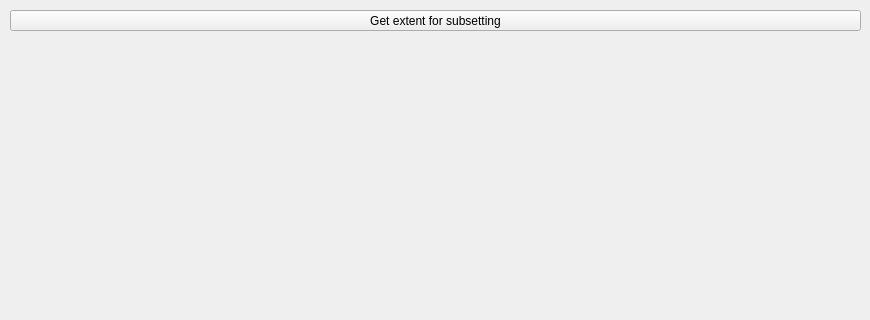
Qt form TATSSI/UI/plot_time_series_generator.ui (GerardoLopez/TATSSI) before a commit; both pictures show x 0 to 870 and y 0 to 320 of the 870 by 970 pixel window.
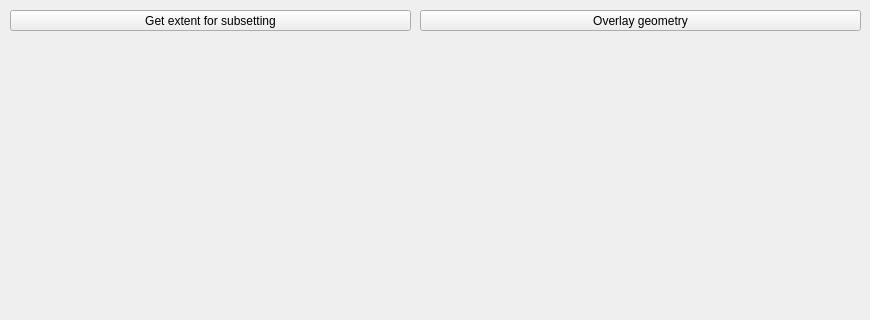
The same form after that commit.

Commit message: TS generator allows to overlay a geometry in the data native spatial reference system

What changed in the file:
```diff
--- a/TATSSI/UI/plot_time_series_generator.ui
+++ b/TATSSI/UI/plot_time_series_generator.ui
@@ -22,7 +22,7 @@
      <rect>
       <x>10</x>
       <y>10</y>
-      <width>851</width>
+      <width>401</width>
       <height>21</height>
      </rect>
     </property>
@@ -30,6 +30,19 @@
      <string>Get extent for subsetting</string>
     </property>
    </widget>
+   <widget class="QPushButton" name="pbOverlay">
+    <property name="geometry">
+     <rect>
+      <x>420</x>
+      <y>10</y>
+      <width>441</width>
+      <height>21</height>
+     </rect>
+    </property>
+    <property name="text">
+     <string>Overlay geometry</string>
+    </property>
+   </widget>
   </widget>
  </widget>
  <resources/>
```
The commit also changes 2 other files.
